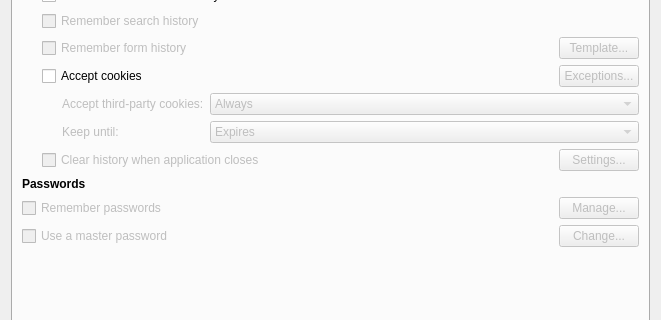
The window that src/ui/PreferencesDialog.ui (OtterBrowser/otter-browser) describes before a commit, drawn with Qt 5; both pictures show x 0 to 661 and y 181 to 501 of the 661 by 597 pixel window.
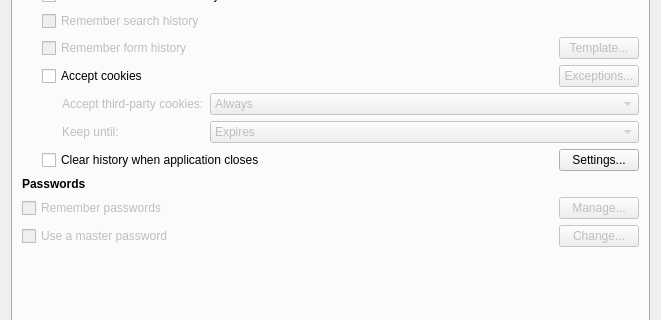
The same window after the commit. The open tabs and pages were chosen to show the change.

What changed in the file:
```diff
--- a/src/ui/PreferencesDialog.ui
+++ b/src/ui/PreferencesDialog.ui
@@ -1006,9 +1006,6 @@
              <layout class="QHBoxLayout" name="clearHistoryLayout">
               <item>
                <widget class="QCheckBox" name="clearHistoryCheckBox">
-                <property name="enabled">
-                 <bool>false</bool>
-                </property>
                 <property name="text">
                  <string>Clear history when application closes</string>
                 </property>
@@ -1029,9 +1026,6 @@
               </item>
               <item>
                <widget class="QPushButton" name="clearHistoryButton">
-                <property name="enabled">
-                 <bool>false</bool>
-                </property>
                 <property name="text">
                  <string>Settings...</string>
                 </property>
```
Left out of the diff: 2 changed lines with no effect on the pictures.
